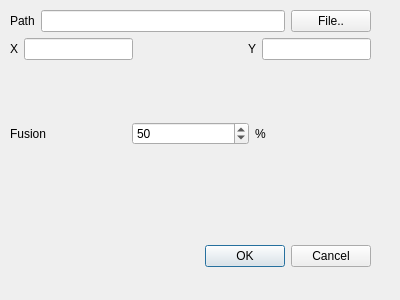
Before: the Qt Designer form src/dialogfusion.ui in jandernascimento/imageprocessing-umanipulator, drawn with Qt 5.
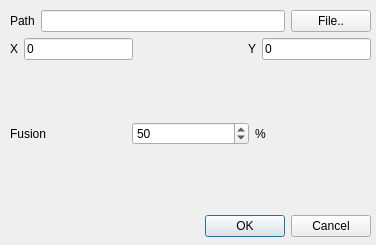
After: the same form once the commit is applied.

Commit message: finishing fusion, using position parameter

What changed in the file:
```diff
--- a/src/dialogfusion.ui
+++ b/src/dialogfusion.ui
@@ -6,8 +6,8 @@
    <rect>
     <x>0</x>
     <y>0</y>
-    <width>400</width>
-    <height>300</height>
+    <width>376</width>
+    <height>245</height>
    </rect>
   </property>
   <property name="windowTitle">
@@ -17,7 +17,7 @@
    <property name="geometry">
     <rect>
      <x>30</x>
-     <y>240</y>
+     <y>210</y>
      <width>341</width>
      <height>32</height>
     </rect>
@@ -70,7 +70,11 @@
        </widget>
       </item>
       <item>
-       <widget class="QLineEdit" name="xEdit"/>
+       <widget class="QLineEdit" name="xEdit">
+        <property name="text">
+         <string>0</string>
+        </property>
+       </widget>
       </item>
       <item>
        <spacer name="horizontalSpacer">
@@ -93,7 +97,11 @@
        </widget>
       </item>
       <item>
-       <widget class="QLineEdit" name="yEdit"/>
+       <widget class="QLineEdit" name="yEdit">
+        <property name="text">
+         <string>0</string>
+        </property>
+       </widget>
       </item>
      </layout>
     </item>
```
The commit also changes 1 other file.
